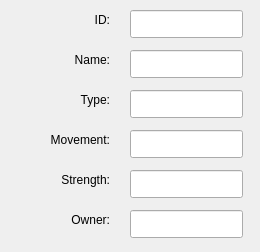
Above: GameDemonstrator/dialogs/GameUnitInfoDialog.ui from raubwuerger/StrategicGameProject before the change. Below: the same form after it.
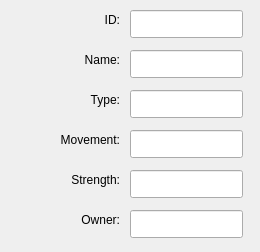
That is the form after the change.

Commit message: Adjusted geometry.

The edit to the form file:
```diff
--- a/GameDemonstrator/dialogs/GameUnitInfoDialog.ui
+++ b/GameDemonstrator/dialogs/GameUnitInfoDialog.ui
@@ -54,7 +54,7 @@
     <rect>
      <x>20</x>
      <y>90</y>
-     <width>90</width>
+     <width>100</width>
      <height>20</height>
     </rect>
    </property>
@@ -70,7 +70,7 @@
     <rect>
      <x>20</x>
      <y>50</y>
-     <width>90</width>
+     <width>100</width>
      <height>20</height>
     </rect>
    </property>
@@ -86,7 +86,7 @@
     <rect>
      <x>20</x>
      <y>10</y>
-     <width>90</width>
+     <width>100</width>
      <height>20</height>
     </rect>
    </property>
@@ -102,7 +102,7 @@
     <rect>
      <x>20</x>
      <y>130</y>
-     <width>90</width>
+     <width>100</width>
      <height>20</height>
     </rect>
    </property>
@@ -128,7 +128,7 @@
     <rect>
      <x>20</x>
      <y>170</y>
-     <width>90</width>
+     <width>100</width>
      <height>20</height>
     </rect>
    </property>
@@ -164,7 +164,7 @@
     <rect>
      <x>20</x>
      <y>210</y>
-     <width>90</width>
+     <width>100</width>
      <height>20</height>
     </rect>
    </property>
```
